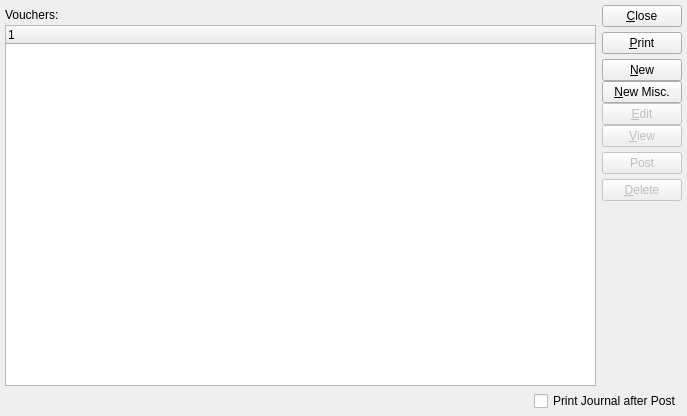
Before: the Qt Designer form xtuple/trunk/guiclient/openVouchers.ui in WooodHead/xtuple, drawn with Qt 5.
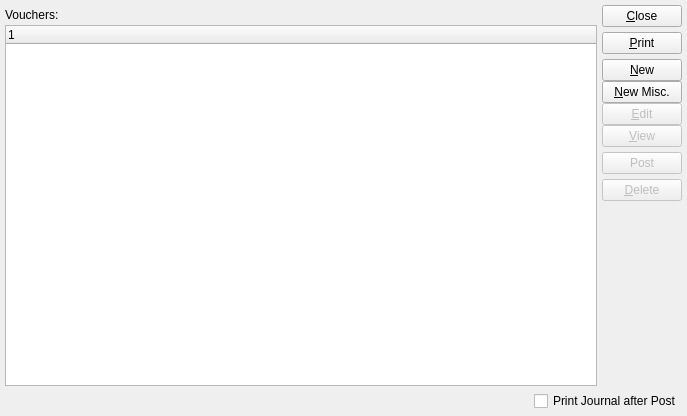
After: the same form once the commit is applied. Custom widgets are drawn as their Qt base class.

Commit message: Issue #9293:add openVouchers to apWorkBench

```diff
--- a/xtuple/trunk/guiclient/openVouchers.ui
+++ b/xtuple/trunk/guiclient/openVouchers.ui
@@ -22,27 +22,22 @@
   </property>
    <layout class="QVBoxLayout" >
     <item>
-     <layout class="QHBoxLayout" >
-      <property name="margin" >
-       <number>0</number>
-      </property>
-      <property name="spacing" >
-       <number>6</number>
-      </property>
+    <layout class="QHBoxLayout">
       <item>
-       <layout class="QVBoxLayout" >
-        <property name="margin" >
+      <layout class="QVBoxLayout">
+       <property name="spacing">
          <number>0</number>
         </property>
         <property name="spacing" >
          <number>0</number>
         </property>
         <item>
-         <widget class="QLabel" name="_vouchersLit" >
-          <property name="sizePolicy" >
-           <sizepolicy>
-            <hsizetype>7</hsizetype>
-            <vsizetype>0</vsizetype>
+        <widget class="VendorGroup" name="_vendorgroup"/>
+       </item>
+       <item>
+        <widget class="QLabel" name="_vouchersLit">
+         <property name="sizePolicy">
+          <sizepolicy hsizetype="Expanding" vsizetype="Fixed">
             <horstretch>0</horstretch>
             <verstretch>0</verstretch>
            </sizepolicy>
@@ -59,11 +54,9 @@
          </widget>
         </item>
         <item>
-         <widget class="XTreeWidget" name="_vohead" >
-          <property name="sizePolicy" >
-           <sizepolicy>
-            <hsizetype>7</hsizetype>
-            <vsizetype>7</vsizetype>
+        <widget class="XTreeWidget" name="_vohead">
+         <property name="sizePolicy">
+          <sizepolicy hsizetype="Expanding" vsizetype="Expanding">
             <horstretch>0</horstretch>
             <verstretch>0</verstretch>
            </sizepolicy>
@@ -76,19 +69,13 @@
        </layout>
       </item>
       <item>
-       <layout class="QVBoxLayout" >
-        <property name="margin" >
-         <number>0</number>
-        </property>
-        <property name="spacing" >
+      <layout class="QVBoxLayout">
+       <property name="spacing">
          <number>0</number>
         </property>
         <item>
-         <layout class="QVBoxLayout" >
-          <property name="margin" >
-           <number>0</number>
-          </property>
-          <property name="spacing" >
+        <layout class="QVBoxLayout">
+         <property name="spacing">
            <number>5</number>
           </property>
           <item>
@@ -106,11 +93,8 @@
            </widget>
           </item>
           <item>
-           <layout class="QVBoxLayout" >
-            <property name="margin" >
-             <number>0</number>
-            </property>
-            <property name="spacing" >
+          <layout class="QVBoxLayout">
+           <property name="spacing">
              <number>0</number>
             </property>
             <item>
@@ -198,13 +182,7 @@
      </layout>
     </item>
     <item>
-     <layout class="QHBoxLayout" >
-      <property name="margin" >
-       <number>0</number>
-      </property>
-      <property name="spacing" >
-       <number>6</number>
-      </property>
+    <layout class="QHBoxLayout">
       <item>
        <spacer>
         <property name="orientation" >
@@ -229,9 +207,14 @@
     </item>
    </layout>
  </widget>
- <layoutdefault spacing="5" margin="5" />
+ <layoutdefault spacing="5" margin="5"/>
  <pixmapfunction>qPixmapFromMimeSource</pixmapfunction>
  <customwidgets>
+  <customwidget>
+   <class>VendorGroup</class>
+   <extends>QWidget</extends>
+   <header>vendorgroup.h</header>
+  </customwidget>
   <customwidget>
    <class>XCheckBox</class>
    <extends>QCheckBox</extends>
```
Left out of the diff: 89 changed lines with no effect on the pictures. Lines whose indentation alone changed are shown as unchanged. The commit also changes 5 other files.
